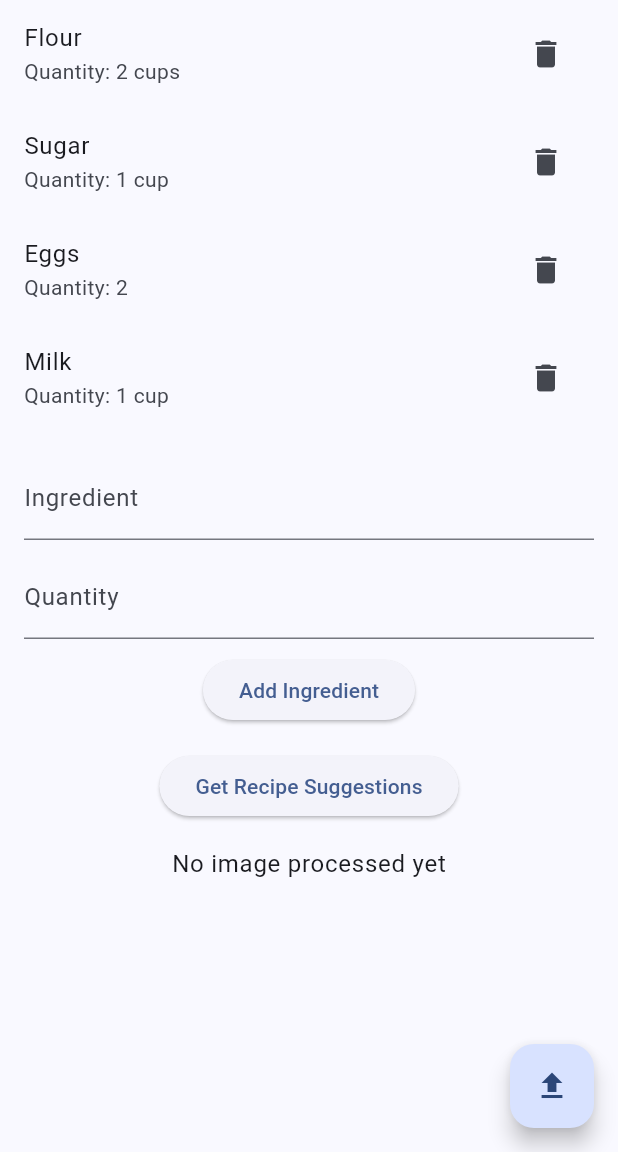
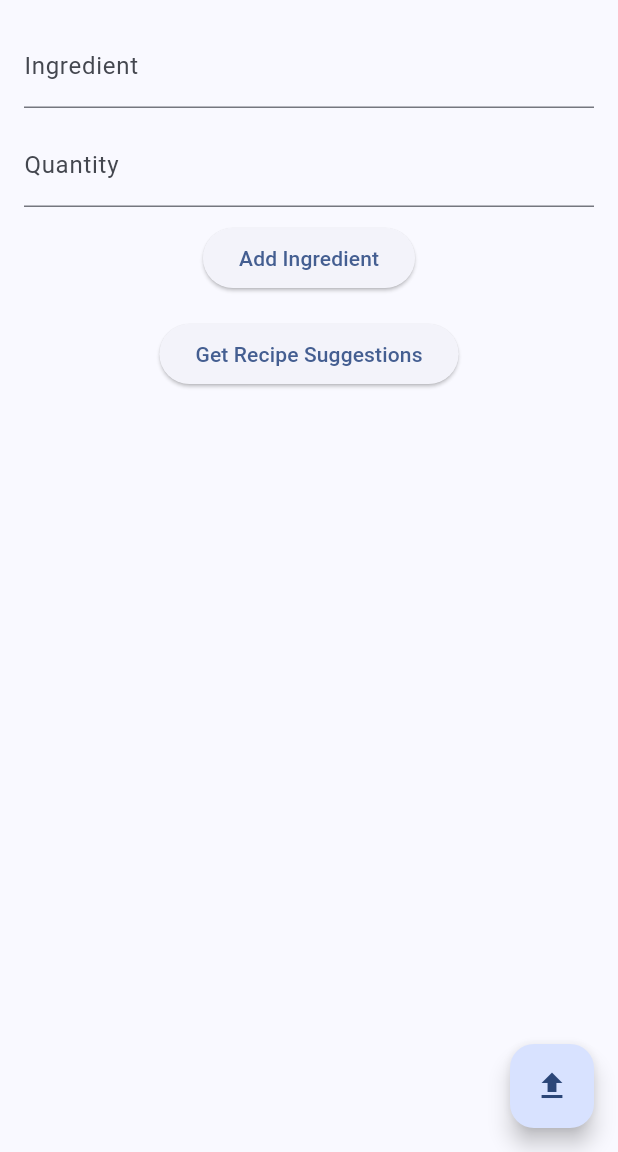
Before and after one commit to boykin345/food-ai-app, a Flutter app: the screen it shows after launch, on a phone screen of 412 x 824 dp, the part 84-1236 px from its top. Run offline on Flutter 3.47's test engine with Material 3 defaults, Android fonts, the phone set to English and light mode, and no system bars; our stand-ins replace file_picker, firebase_core, firebase_storage; accounts and stored records are empty; project files that could hold a hidden picture were left out.

Commit message:
Make singular hashmap

```diff
--- a/lib/main.dart
+++ b/lib/main.dart
@@ -43,12 +43,7 @@ class MyHomePage extends StatefulWidget {
 class _MyHomePageState extends State<MyHomePage> {
   TextEditingController ingredientController = TextEditingController();
   TextEditingController quantityController = TextEditingController();
-  Map<String, String> ingredientsMap = {
-    'Flour': '2 cups',
-    'Sugar': '1 cup',
-    'Eggs': '2',
-    'Milk': '1 cup',
-  };
+  Map<String, String> ingredientsMap = {};
 
   String _response = 'No image processed yet';
 
@@ -107,6 +102,21 @@ class _MyHomePageState extends State<MyHomePage> {
     }
   }
 
+  Map<String, String> parseContent(String content) {
+    Map<String, String> resultMap = {};
+    var lines = content.split('\n');
+
+    for (var line in lines) {
+      var parts = line.split(':');
+      if (parts.length == 2) {
+        var ingredient = parts[0].trim();
+        var quantity = parts[1].trim();
+        resultMap[ingredient] = quantity;
+      }
+    }
+    return resultMap;
+  }
+
   void processImage() async {
     try {
       String? imageUrl = await uploadImageAndGetDownloadUrl();
@@ -114,6 +124,8 @@ class _MyHomePageState extends State<MyHomePage> {
         String response = await sendToOpenAI(imageUrl);
         var jsonResponse = jsonDecode(response);
         var contentString = jsonResponse['choices'][0]['message']['content'];
+        ingredientsMap = parseContent(contentString);
+
         setState(() {
           _response = contentString;
         });
@@ -219,13 +231,6 @@ class _MyHomePageState extends State<MyHomePage> {
                 onPressed: navigateToRecipeScreen,
                 child: const Text('Get Recipe Suggestions'),
               ),
-              Padding(
-                padding: const EdgeInsets.all(16.0),
-                child: Text(
-                  _response,
-                  style: Theme.of(context).textTheme.bodyText1,
-                ),
-              ),
             ],
           ),
         ),
```
